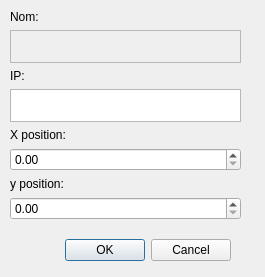
Before: the Qt Designer form WeNetworkAoAlocator/dialogmodifylocator.ui in Hitarque/WeNetwork-Aoa-OpenProject, drawn with Qt 5.
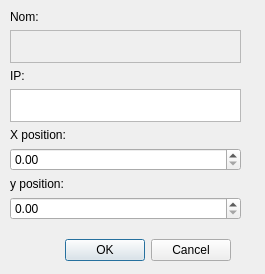
After: the same form once the commit is applied.

Patch:
```diff
--- a/WeNetworkAoAlocator/dialogmodifylocator.ui
+++ b/WeNetworkAoAlocator/dialogmodifylocator.ui
@@ -7,7 +7,7 @@
     <x>0</x>
     <y>0</y>
     <width>265</width>
-    <height>277</height>
+    <height>274</height>
    </rect>
   </property>
   <property name="windowTitle">
```
Left out of the diff: 2 changed lines with no effect on the pictures.
